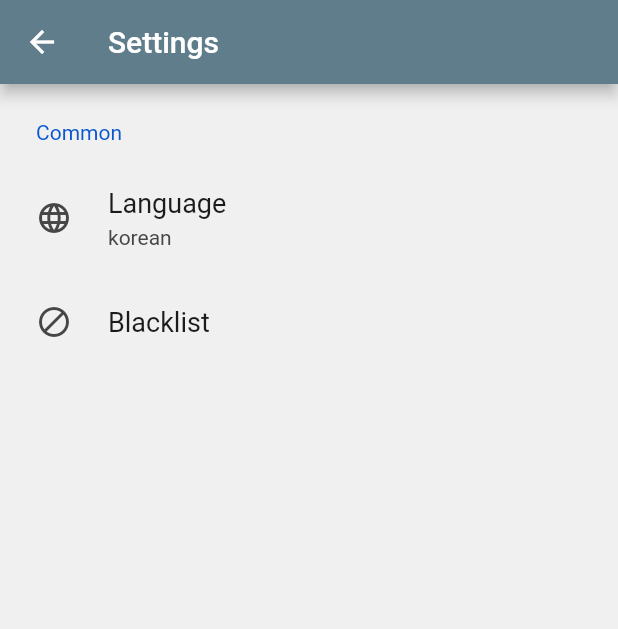
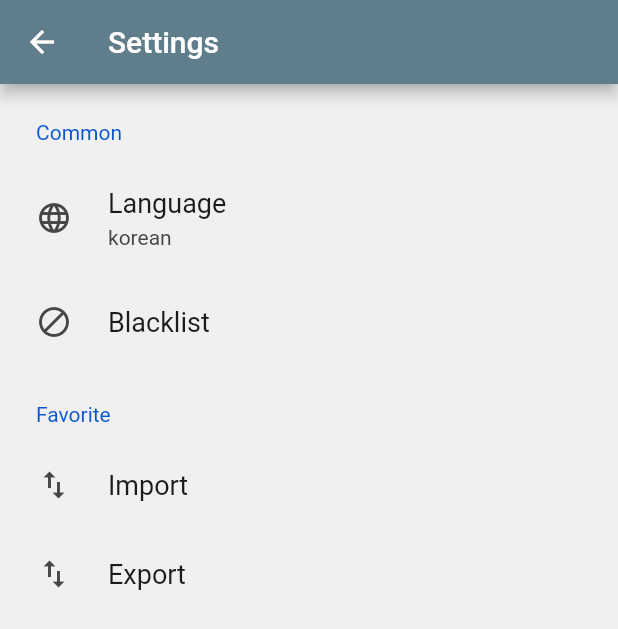
Before and after one commit to HitomiViewer/flutter, a Flutter app: the SettingScreen screen opened by its route, on a phone screen of 412 x 824 dp. Shown: the top 629 px of the screen. Run offline on Flutter 3.47's test engine with Material 2 defaults, Android fonts, the phone set to English and light mode, and no system bars; drawn by our look-alikes of settings_ui; our stand-ins replace auto_route, cached_network_image, flutter_svg, shared_preferences; missing offline and left inert: prompt_dialog; accounts and stored records are empty; network calls fail.

Commit message:
import & export

```diff
--- a/lib/screens/settings.dart
+++ b/lib/screens/settings.dart
@@ -1,5 +1,8 @@
+import 'dart:convert';
+
 import 'package:auto_route/auto_route.dart';
 import 'package:flutter/material.dart';
+import 'package:flutter/services.dart';
 import 'package:prompt_dialog/prompt_dialog.dart';
 import 'package:provider/provider.dart';
 import 'package:settings_ui/settings_ui.dart';
@@ -52,6 +55,89 @@ class _SettingScreenState extends State<SettingScreen> {
               ),
             ],
           ),
+          SettingsSection(
+            title: const Text('Favorite'),
+            tiles: <SettingsTile>[
+              SettingsTile.navigation(
+                leading: const Icon(Icons.import_export),
+                title: const Text('Import'),
+                onPressed: (context) async {
+                  final String? result = await prompt(context);
+                  if (result != null) {
+                    context.read<Store>().setFavorite(json.decode(result));
+                  }
+                },
+              ),
+              SettingsTile.navigation(
+                leading: const Icon(Icons.import_export),
+                title: const Text('Export'),
+                onPressed: (context) async {
+                  final String result =
+                      json.encode(context.watch<Store>().favorite);
+                  Clipboard.setData(ClipboardData(text: result));
+                  ScaffoldMessenger.of(context).showSnackBar(
+                    const SnackBar(
+                      content: Text('Copied to clipboard'),
+                    ),
+                  );
+                },
+              ),
+            ],
+          ),
+          // SettingsSection(
+          //   title: const Text('Viewer'),
+          //   tiles: <SettingsTile>[
+          //     SettingsTile.switchTile(
+          //       leading: const Icon(Icons.brightness_4),
+          //       title: const Text('Dark mode'),
+          //       switchValue: context.watch<Store>().darkMode,
+          //       onToggle: (bool value) =>
+          //           context.read<Store>().setDarkMode(value),
+          //     ),
+          //     SettingsTile.switchTile(
+          //       leading: const Icon(Icons.fullscreen),
+          //       title: const Text('Fullscreen'),
+          //       switchValue: context.watch<Store>().fullscreen,
+          //       onToggle: (bool value) =>
+          //           context.read<Store>().setFullscreen(value),
+          //     ),
+          //     SettingsTile.switchTile(
+          //       leading: const Icon(Icons.auto_awesome),
+          //       title: const Text('Auto hide'),
+          //       switchValue: context.watch<Store>().autoHide,
+          //       onToggle: (bool value) =>
+          //           context.read<Store>().setAutoHide(value),
+          //     ),
+          //     SettingsTile.switchTile(
+          //       leading: const Icon(Icons.auto_awesome),
+          //       title: const Text('Auto hide'),
+          //       switchValue: context.watch<Store>().autoHide,
+          //       onToggle: (bool value) =>
+          //           context.read<Store>().setAutoHide(value),
+          //     ),
+          //     SettingsTile.switchTile(
+          //       leading: const Icon(Icons.auto_awesome),
+          //       title: const Text('Auto hide'),
+          //       switchValue: context.watch<Store>().autoHide,
+          //       onToggle: (bool value) =>
+          //           context.read<Store>().setAutoHide(value),
+          //     ),
+          //     SettingsTile.switchTile(
+          //       leading: const Icon(Icons.auto_awesome),
+          //       title: const Text('Auto hide'),
+          //       switchValue: context.watch<Store>().autoHide,
+          //       onToggle: (bool value) =>
+          //           context.read<Store>().setAutoHide(value),
+          //     ),
+          //     SettingsTile.switchTile(
+          //       leading: const Icon(Icons.auto_awesome),
+          //       title: const Text('Auto hide'),
+          //       switchValue: context.watch<Store>().autoHide,
+          //       onToggle: (bool value) =>
+          //           context.read<Store>().setAutoHide(value),
+          //     ),
+          //   ],
+          // ),
         ],
       ),
     );
```
